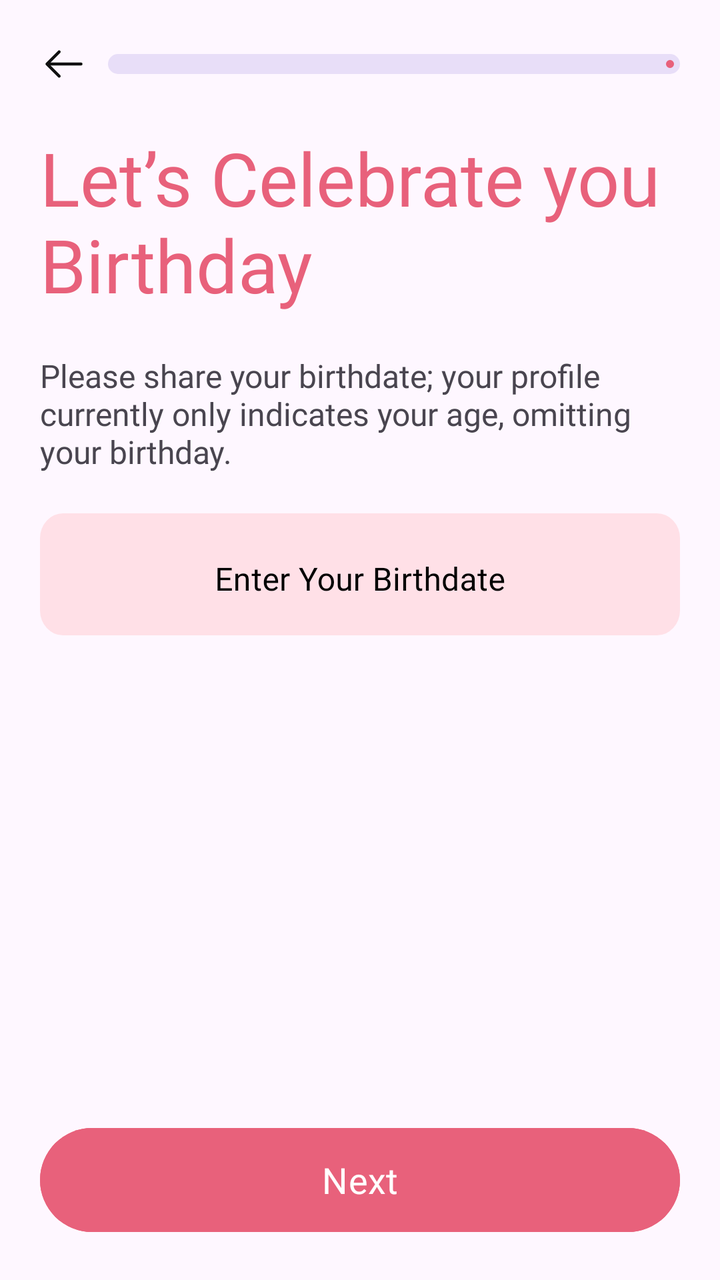
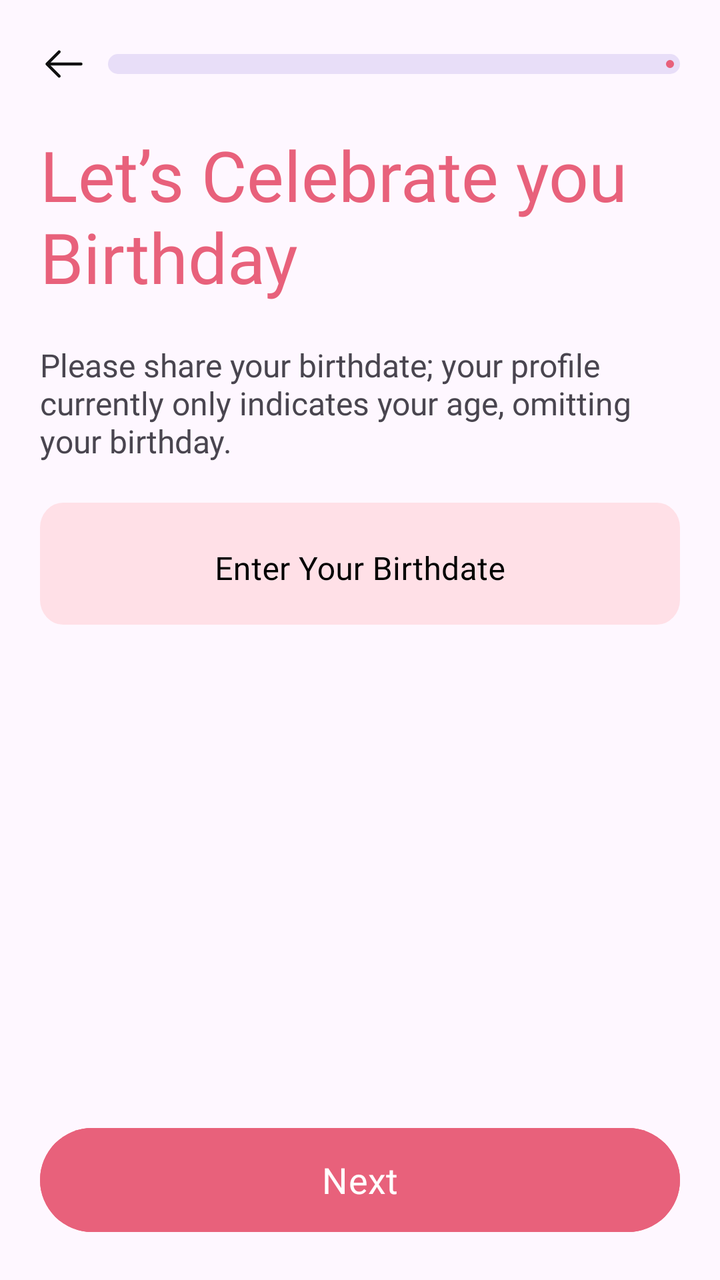

Screens rendered from an Android XML layout before and after an edit, with the pre-edit source and the edit as a unified diff.
<!-- AndroidManifest.xml: application theme Theme.DatingApp -->
<!-- res/layout/fragment_profile_birthday.xml -->
<?xml version="1.0" encoding="utf-8"?>
<RelativeLayout xmlns:android="http://schemas.android.com/apk/res/android"
    xmlns:tools="http://schemas.android.com/tools"
    android:layout_width="match_parent"
    android:layout_height="match_parent"
    xmlns:app="http://schemas.android.com/apk/res-auto"
    tools:context=".ProfileFullNameFragment"
    android:padding="20dp">

    <LinearLayout
        android:id="@+id/progress"
        android:layout_width="match_parent"
        android:layout_height="wrap_content">

        <ImageView
            android:layout_width="wrap_content"
            android:layout_height="wrap_content"
            android:src="@drawable/arrow_left"/>

        <com.google.android.material.progressindicator.LinearProgressIndicator
            android:layout_marginStart="10dp"
            android:layout_gravity="center"
            android:layout_width="match_parent"
            android:layout_height="wrap_content"
            android:progress="30"
            app:trackThickness="10dp"
            app:trackCornerRadius="20dp"
            app:indicatorColor="@color/basic"/>

    </LinearLayout>


    <TextView
        android:layout_marginTop="20dp"
        android:id="@+id/whatyouname"
        android:layout_width="wrap_content"
        android:layout_height="wrap_content"
        android:layout_below="@+id/progress"
        android:text="@string/let_s_celebrate_you_birthday"
        android:fontFamily="@font/clashdisplay_bold"
        android:textSize="37sp"
        android:textColor="@color/basic"/>

    <TextView
        android:id="@+id/craft"
        android:layout_marginTop="20dp"
        android:layout_width="wrap_content"
        android:layout_height="wrap_content"
        android:layout_below="@+id/whatyouname"
        android:text="@string/please_share_your_birthdate_your_profile_currently_only_indicates_your_age_omitting_your_birthday"
        android:fontFamily="@font/clashdisplay_medium"
        android:textSize="16sp"/>


    <com.google.android.material.textfield.TextInputLayout
        android:layout_marginTop="20dp"
        style="@style/MyTextInputLayout"
        android:layout_width="match_parent"
        android:layout_height="wrap_content"
        android:layout_below="@+id/craft"
        android:background="@drawable/textbox"
        android:hint="Enter Your Birthdate"
        android:textColorHint="@color/black">

        <com.google.android.material.textfield.TextInputEditText
            android:gravity="center"
            android:fontFamily="@font/clashdisplay_medium"
            android:layout_width="match_parent"
            android:layout_height="match_parent"
            android:inputType="date"
            android:textColor="@color/black" />

    </com.google.android.material.textfield.TextInputLayout>


    <com.google.android.material.button.MaterialButton
        android:layout_alignParentBottom="true"
        android:id="@+id/signIn"
        android:layout_marginTop="10dp"
        android:layout_width="match_parent"
        android:layout_height="60dp"
        android:textSize="18sp"
        android:text="@string/next"
        android:fontFamily="@font/clashdisplay_bold"
        android:backgroundTint="@color/basic"/>

</RelativeLayout>
<!-- resources referenced by this layout -->
<resources>
  <color name="basic">#E8617B</color>
  <color name="black">#FF000000</color>
  <!-- drawable arrow_left (drawable) -->
  <vector xmlns:android="http://schemas.android.com/apk/res/android"
      android:width="24dp"
      android:height="24dp"
      android:viewportWidth="24"
      android:viewportHeight="24">
    <path
        android:pathData="M9.57,5.93L3.5,12L9.57,18.07"
        android:strokeLineJoin="round"
        android:strokeWidth="1.5"
        android:fillColor="#00000000"
        android:strokeColor="#111111"
        android:strokeLineCap="round"/>
    <path
        android:pathData="M20.5,12H3.67"
        android:strokeLineJoin="round"
        android:strokeWidth="1.5"
        android:fillColor="#00000000"
        android:strokeColor="#111111"
        android:strokeLineCap="round"/>
  </vector>
  <!-- drawable textbox (drawable) -->
  <?xml version="1.0" encoding="utf-8"?>
  <selector xmlns:android="http://schemas.android.com/apk/res/android">
      <item android:drawable="@drawable/normal_textbox" android:state_focused="false" android:state_window_focused="false"/>
      <item android:drawable="@drawable/focused_textbox"  android:state_focused="true" android:state_window_focused="true"/>
  </selector>
  <string name="let_s_celebrate_you_birthday">Let’s Celebrate you Birthday</string>
  <string name="next">Next</string>
  <string name="please_share_your_birthdate_your_profile_currently_only_indicates_your_age_omitting_your_birthday">Please share your birthdate; your profile currently only indicates your age, omitting your birthday.</string>
  <style name="MyTextInputLayout" parent="Widget.MaterialComponents.TextInputLayout.OutlinedBox">
          <item name="boxStrokeColor">@android:color/transparent</item>
          <item name="boxStrokeWidthFocused">0dp</item>
          <item name="boxStrokeWidth">0dp</item>
      </style>
  <style name="Theme.DatingApp" parent="Theme.MaterialComponents.NoActionBar">
          
          <item name="colorPrimary">@color/purple_500</item>
          <item name="colorPrimaryVariant">@color/purple_700</item>
          <item name="colorOnPrimary">@color/white</item>
          
          <item name="colorSecondary">@color/teal_200</item>
          <item name="colorSecondaryVariant">@color/teal_700</item>
          <item name="colorOnSecondary">@color/black</item>
          
          <item name="android:statusBarColor">?attr/colorPrimaryVariant</item>
          
      </style>
  <!-- drawable normal_textbox (drawable) -->
  <vector xmlns:android="http://schemas.android.com/apk/res/android"
      android:width="305dp"
      android:height="54dp"
      android:viewportWidth="305"
      android:viewportHeight="54">
    <path
        android:pathData="M11,0L294,0A11,11 0,0 1,305 11L305,43A11,11 0,0 1,294 54L11,54A11,11 0,0 1,0 43L0,11A11,11 0,0 1,11 0z"
        android:fillColor="#FFE0E7"/>
  </vector>
  <!-- drawable focused_textbox (drawable) -->
  <vector
      xmlns:android="http://schemas.android.com/apk/res/android"
      xmlns:aapt="http://schemas.android.com/aapt"
      android:width="305dp"
      android:height="54dp"
      android:viewportWidth="305"
      android:viewportHeight="54"
      >
    <group>
      <clip-path
          android:pathData="M11 0H294C300.075 0 305 4.92487 305 11V43C305 49.0751 300.075 54 294 54H11C4.92487 54 0 49.0751 0 43V11C0 4.92487 4.92487 0 11 0Z"
          />
      <path
          android:pathData="M0 0V54H305V0"
          android:fillColor="#FFE0E7"
          />
      <path
          android:pathData="M11 0H294C300.075 0 305 4.92487 305 11V43C305 49.0751 300.075 54 294 54H11C4.92487 54 0 49.0751 0 43V11C0 4.92487 4.92487 0 11 0Z"
          android:strokeWidth="2"
          android:strokeColor="#E8617B"
          />
    </group>
  </vector>
  <color name="purple_500">#FF6200EE</color>
  <color name="purple_700">#FF3700B3</color>
  <color name="white">#FFFFFFFF</color>
  <color name="teal_200">#FF03DAC5</color>
  <color name="teal_700">#FF018786</color>
</resources>

<!-- the commit's change to res/layout/fragment_profile_birthday.xml (unified diff, before → after) -->
@@ -38,7 +38,7 @@
         android:layout_below="@+id/progress"
         android:text="@string/let_s_celebrate_you_birthday"
         android:fontFamily="@font/clashdisplay_bold"
-        android:textSize="37sp"
+        android:textSize="35sp"
         android:textColor="@color/basic"/>
 
     <TextView
